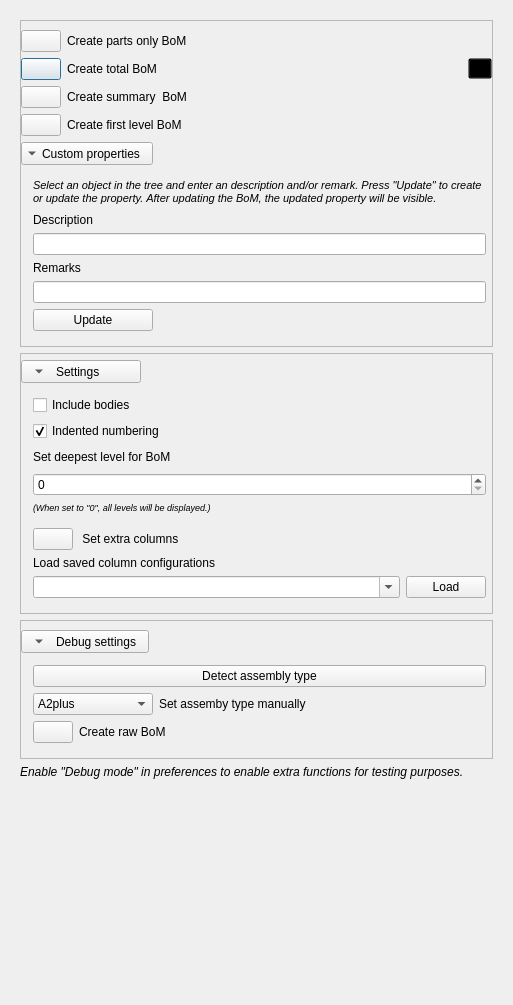
APEbbers/BillOfMaterials-WB, file Resources/UI/BoM_Panel.ui: the form before one commit.
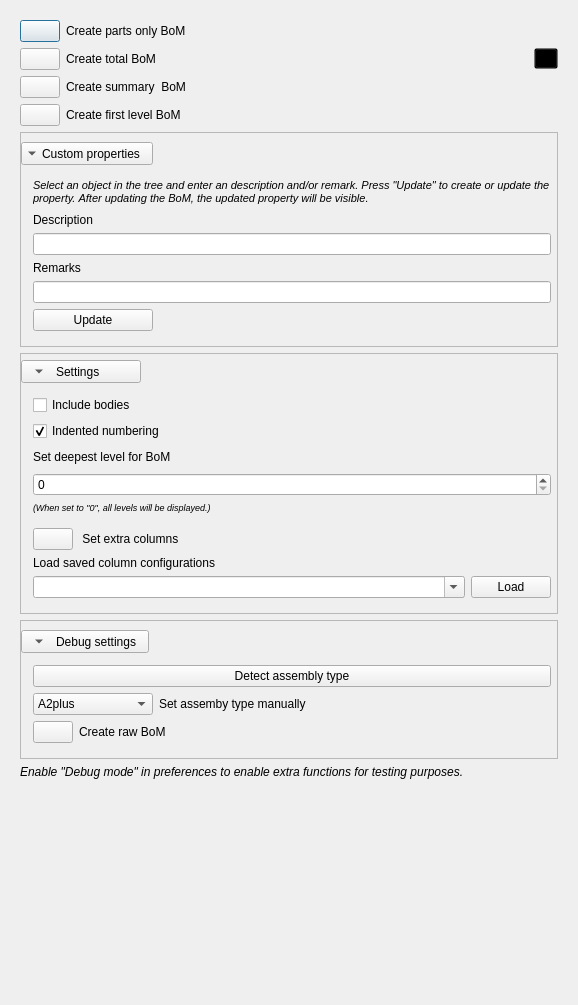
The form after the commit. Icons and pictures are not drawn.

Commit message: Test with UI update panel - 9

Diff of the .ui file:
```diff
--- a/Resources/UI/BoM_Panel.ui
+++ b/Resources/UI/BoM_Panel.ui
@@ -6,7 +6,7 @@
    <rect>
     <x>0</x>
     <y>0</y>
-    <width>513</width>
+    <width>578</width>
     <height>1005</height>
    </rect>
   </property>
@@ -42,27 +42,46 @@
        <number>0</number>
       </property>
       <item>
-       <widget class="QFrame" name="frame">
-        <property name="minimumSize">
+       <layout class="QGridLayout" name="gridLayout_7">
+        <item row="0" column="1">
+         <widget class="QLabel" name="label_7">
+          <property name="text">
+           <string>Create parts only BoM</string>
+          </property>
+         </widget>
+        </item>
+        <item row="0" column="0">
+         <widget class="QPushButton" name="CreatePartsOnly">
+          <property name="sizePolicy">
+           <sizepolicy hsizetype="Fixed" vsizetype="Fixed">
+            <horstretch>0</horstretch>
+            <verstretch>0</verstretch>
+           </sizepolicy>
+          </property>
+          <property name="maximumSize">
          <size>
-          <width>0</width>
-          <height>0</height>
-         </size>
-        </property>
-        <property name="frameShape">
-         <enum>QFrame::Shape::StyledPanel</enum>
-        </property>
-        <property name="frameShadow">
-         <enum>QFrame::Shadow::Sunken</enum>
-        </property>
-        <layout class="QGridLayout" name="gridLayout_13">
-         <property name="leftMargin">
-          <number>0</number>
-         </property>
-         <property name="rightMargin">
-          <number>0</number>
-         </property>
-         <item row="1" column="0">
+            <width>40</width>
+            <height>40</height>
+           </size>
+          </property>
+          <property name="text">
+           <string/>
+          </property>
+          <property name="icon">
+           <iconset>
+            <normaloff>:/Resources/Icons/Parts.svg</normaloff>:/Resources/Icons/Parts.svg</iconset>
+          </property>
+          <property name="iconSize">
+           <size>
+            <width>32</width>
+            <height>32</height>
+           </size>
+          </property>
+         </widget>
+        </item>
+       </layout>
+      </item>
+      <item>
           <layout class="QGridLayout" name="gridLayout_2">
            <item row="0" column="2">
             <spacer name="horizontalSpacer_2">
@@ -128,7 +147,7 @@
            </item>
           </layout>
          </item>
-         <item row="2" column="0">
+      <item>
           <layout class="QGridLayout" name="gridLayout_4">
            <item row="0" column="0">
             <widget class="QPushButton" name="CreateSummary">
@@ -168,7 +187,68 @@
            </item>
           </layout>
          </item>
-         <item row="4" column="0">
+      <item>
+       <layout class="QGridLayout" name="gridLayout_8">
+        <item row="0" column="0">
+         <widget class="QPushButton" name="CreateFirstLevel">
+          <property name="sizePolicy">
+           <sizepolicy hsizetype="Fixed" vsizetype="Fixed">
+            <horstretch>0</horstretch>
+            <verstretch>0</verstretch>
+           </sizepolicy>
+          </property>
+          <property name="maximumSize">
+           <size>
+            <width>40</width>
+            <height>40</height>
+           </size>
+          </property>
+          <property name="text">
+           <string/>
+          </property>
+          <property name="icon">
+           <iconset>
+            <normaloff>:/Resources/Icons/1stLevel.svg</normaloff>:/Resources/Icons/1stLevel.svg</iconset>
+          </property>
+          <property name="iconSize">
+           <size>
+            <width>32</width>
+            <height>32</height>
+           </size>
+          </property>
+         </widget>
+        </item>
+        <item row="0" column="1">
+         <widget class="QLabel" name="label_11">
+          <property name="text">
+           <string>Create first level BoM</string>
+          </property>
+         </widget>
+        </item>
+       </layout>
+      </item>
+      <item>
+       <widget class="QFrame" name="frame">
+        <property name="minimumSize">
+         <size>
+          <width>0</width>
+          <height>0</height>
+         </size>
+        </property>
+        <property name="frameShape">
+         <enum>QFrame::Shape::StyledPanel</enum>
+        </property>
+        <property name="frameShadow">
+         <enum>QFrame::Shadow::Sunken</enum>
+        </property>
+        <layout class="QGridLayout" name="gridLayout_13">
+         <property name="leftMargin">
+          <number>0</number>
+         </property>
+         <property name="rightMargin">
+          <number>0</number>
+         </property>
+         <item row="0" column="0">
           <layout class="QGridLayout" name="gridLayout_11">
            <item row="0" column="1">
             <spacer name="horizontalSpacer_8">
@@ -201,47 +281,7 @@
            </item>
           </layout>
          </item>
-         <item row="3" column="0">
-          <layout class="QGridLayout" name="gridLayout_8">
-           <item row="0" column="0">
-            <widget class="QPushButton" name="CreateFirstLevel">
-             <property name="sizePolicy">
-              <sizepolicy hsizetype="Fixed" vsizetype="Fixed">
-               <horstretch>0</horstretch>
-               <verstretch>0</verstretch>
-              </sizepolicy>
-             </property>
-             <property name="maximumSize">
-              <size>
-               <width>40</width>
-               <height>40</height>
-              </size>
-             </property>
-             <property name="text">
-              <string/>
-             </property>
-             <property name="icon">
-              <iconset>
-               <normaloff>:/Resources/Icons/1stLevel.svg</normaloff>:/Resources/Icons/1stLevel.svg</iconset>
-             </property>
-             <property name="iconSize">
-              <size>
-               <width>32</width>
-               <height>32</height>
-              </size>
-             </property>
-            </widget>
-           </item>
-           <item row="0" column="1">
-            <widget class="QLabel" name="label_11">
-             <property name="text">
-              <string>Create first level BoM</string>
-             </property>
-            </widget>
-           </item>
-          </layout>
-         </item>
-         <item row="5" column="0">
+         <item row="1" column="0">
           <widget class="QFrame" name="CustomPropertiesFrame">
            <property name="frameShape">
             <enum>QFrame::Shape::NoFrame</enum>
@@ -345,46 +385,6 @@
            </layout>
           </widget>
          </item>
-         <item row="0" column="0">
-          <layout class="QGridLayout" name="gridLayout_7">
-           <item row="0" column="0">
-            <widget class="QPushButton" name="CreatePartsOnly">
-             <property name="sizePolicy">
-              <sizepolicy hsizetype="Fixed" vsizetype="Fixed">
-               <horstretch>0</horstretch>
-               <verstretch>0</verstretch>
-              </sizepolicy>
-             </property>
-             <property name="maximumSize">
-              <size>
-               <width>40</width>
-               <height>40</height>
-              </size>
-             </property>
-             <property name="text">
-              <string/>
-             </property>
-             <property name="icon">
-              <iconset>
-               <normaloff>:/Resources/Icons/Parts.svg</normaloff>:/Resources/Icons/Parts.svg</iconset>
-             </property>
-             <property name="iconSize">
-              <size>
-               <width>32</width>
-               <height>32</height>
-              </size>
-             </property>
-            </widget>
-           </item>
-           <item row="0" column="1">
-            <widget class="QLabel" name="label_7">
-             <property name="text">
-              <string>Create parts only BoM</string>
-             </property>
-            </widget>
-           </item>
-          </layout>
-         </item>
         </layout>
        </widget>
       </item>
```
Lines whose indentation alone changed are shown as unchanged. The commit also changes 1 other file.
